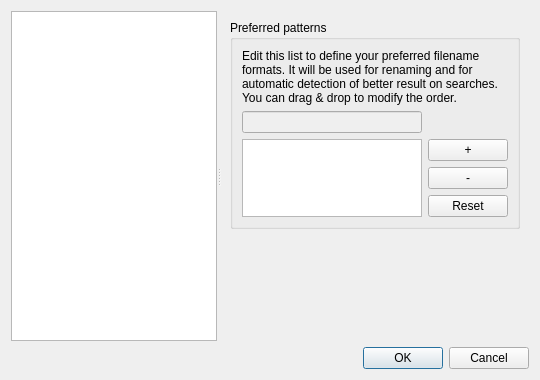
First picture: the form in src/gui/settingsdialog.ui, repository alorence/tym, before the edit.
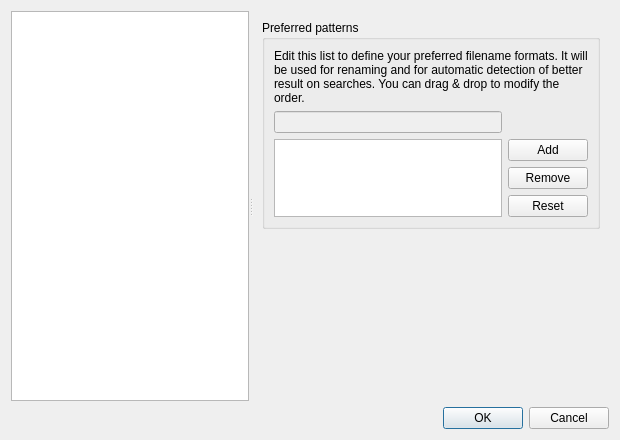
Second picture: the form after the edit.

Commit message: (settings) Bigger dialog size, text on buttons

The edit to the form file:
```diff
--- a/src/gui/settingsdialog.ui
+++ b/src/gui/settingsdialog.ui
@@ -6,8 +6,8 @@
    <rect>
     <x>0</x>
     <y>0</y>
-    <width>540</width>
-    <height>380</height>
+    <width>620</width>
+    <height>440</height>
    </rect>
   </property>
   <property name="windowTitle">
@@ -120,14 +120,14 @@
            <item row="3" column="1">
             <widget class="QPushButton" name="removeButton">
              <property name="text">
-              <string>-</string>
+              <string>Remove</string>
              </property>
             </widget>
            </item>
            <item row="2" column="1">
             <widget class="QPushButton" name="addButton">
              <property name="text">
-              <string>+</string>
+              <string>Add</string>
              </property>
             </widget>
            </item>
```
